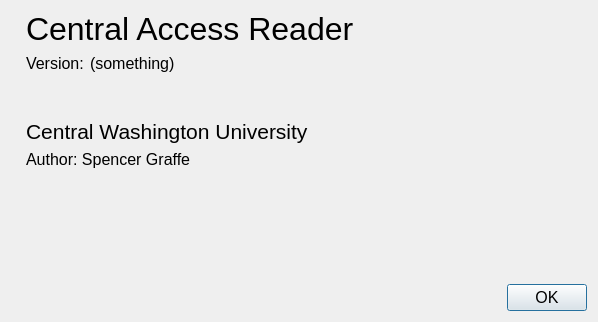
Above: src/forms/about.ui from DinoZAR/CentralAccessReader before the change. Below: the same form after it.
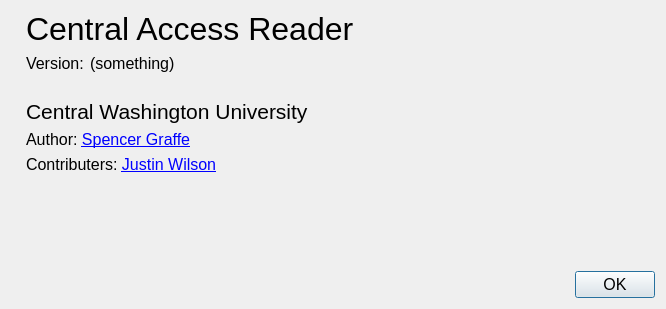
That is the form after the change. Icons and pictures are not drawn.

What changed in the file:
```diff
--- a/src/forms/about.ui
+++ b/src/forms/about.ui
@@ -6,8 +6,8 @@
    <rect>
     <x>0</x>
     <y>0</y>
-    <width>598</width>
-    <height>322</height>
+    <width>666</width>
+    <height>309</height>
    </rect>
   </property>
   <property name="font">
@@ -91,7 +91,7 @@
          <property name="sizeHint" stdset="0">
           <size>
            <width>20</width>
-           <height>40</height>
+           <height>20</height>
           </size>
          </property>
         </spacer>
@@ -111,7 +111,20 @@
        <item>
         <widget class="QLabel" name="label_4">
          <property name="text">
-          <string>Author: Spencer Graffe</string>
+          <string>&lt;html&gt;&lt;head/&gt;&lt;body&gt;&lt;p&gt;Author: &lt;a href=&quot;http://www.cwu.edu/central-access/developer-bio&quot;&gt;&lt;span style=&quot; text-decoration: underline; color:#0000ff;&quot;&gt;Spencer Graffe&lt;/span&gt;&lt;/a&gt;&lt;/p&gt;&lt;/body&gt;&lt;/html&gt;</string>
+         </property>
+         <property name="openExternalLinks">
+          <bool>true</bool>
+         </property>
+        </widget>
+       </item>
+       <item>
+        <widget class="QLabel" name="label_7">
+         <property name="text">
+          <string>&lt;html&gt;&lt;head/&gt;&lt;body&gt;&lt;p&gt;Contributers: &lt;a href=&quot;http://www.cwu.edu/central-access/developer-bio&quot;&gt;&lt;span style=&quot; text-decoration: underline; color:#0000ff;&quot;&gt;Justin Wilson&lt;/span&gt;&lt;/a&gt;&lt;/p&gt;&lt;/body&gt;&lt;/html&gt;</string>
+         </property>
+         <property name="openExternalLinks">
+          <bool>true</bool>
          </property>
         </widget>
        </item>
```
Left out of the diff: 8 changed lines with no effect on the pictures.
